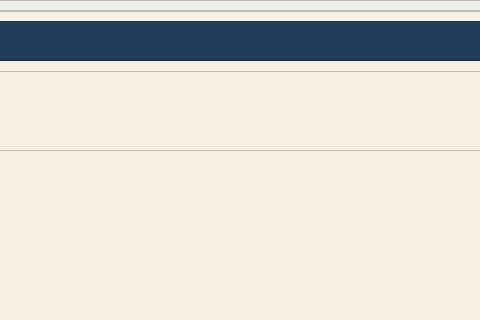
Qt form ui_files/main_window.ui (carlosfuel/Organizador-Recetas-cf) before a commit; both pictures show x 273 to 753 and y 0 to 320 of the 1014 by 462 pixel window.
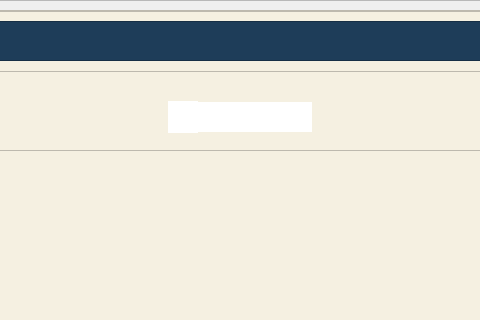
The same form after that commit. Icons and pictures are not drawn.

Commit message: Actualizado hasta la creación de la busqueda label con icono y un line edit para búsqueda

```diff
--- a/ui_files/main_window.ui
+++ b/ui_files/main_window.ui
@@ -305,6 +305,68 @@
               </size>
              </property>
             </widget>
+            <widget class="QWidget" name="layoutWidget">
+             <property name="geometry">
+              <rect>
+               <x>420</x>
+               <y>30</y>
+               <width>144</width>
+               <height>32</height>
+              </rect>
+             </property>
+             <layout class="QHBoxLayout" name="horizontalLayout">
+              <property name="spacing">
+               <number>0</number>
+              </property>
+              <item>
+               <widget class="QLabel" name="label">
+                <property name="minimumSize">
+                 <size>
+                  <width>30</width>
+                  <height>30</height>
+                 </size>
+                </property>
+                <property name="maximumSize">
+                 <size>
+                  <width>30</width>
+                  <height>16777215</height>
+                 </size>
+                </property>
+                <property name="styleSheet">
+                 <string notr="true">background-color: white;
+border-radius: 0px;
+</string>
+                </property>
+                <property name="text">
+                 <string/>
+                </property>
+                <property name="pixmap">
+                 <pixmap>../assets/icons/search.png</pixmap>
+                </property>
+               </widget>
+              </item>
+              <item>
+               <widget class="QLineEdit" name="search_line_edit">
+                <property name="minimumSize">
+                 <size>
+                  <width>0</width>
+                  <height>30</height>
+                 </size>
+                </property>
+                <property name="maximumSize">
+                 <size>
+                  <width>500</width>
+                  <height>16777215</height>
+                 </size>
+                </property>
+                <property name="styleSheet">
+                 <string notr="true">background-color: white;
+border-radius: 0px;</string>
+                </property>
+               </widget>
+              </item>
+             </layout>
+            </widget>
            </widget>
           </widget>
          </item>
```
